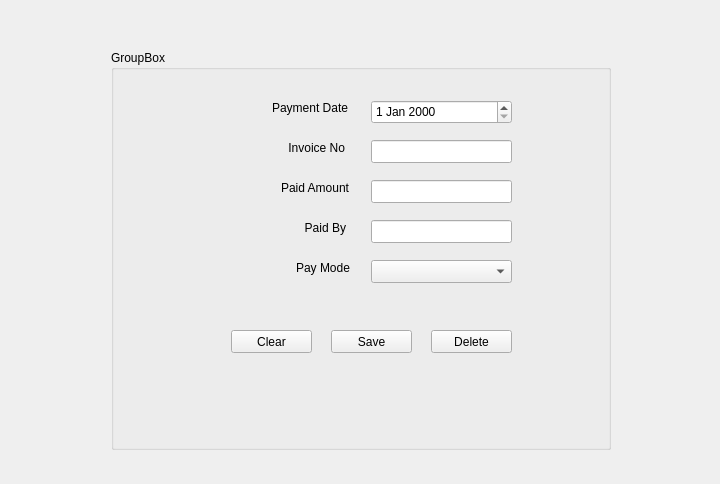
This is src/transactionform.ui in thamizha/angadi as Qt 5 draws it before an edit. The edited form follows.
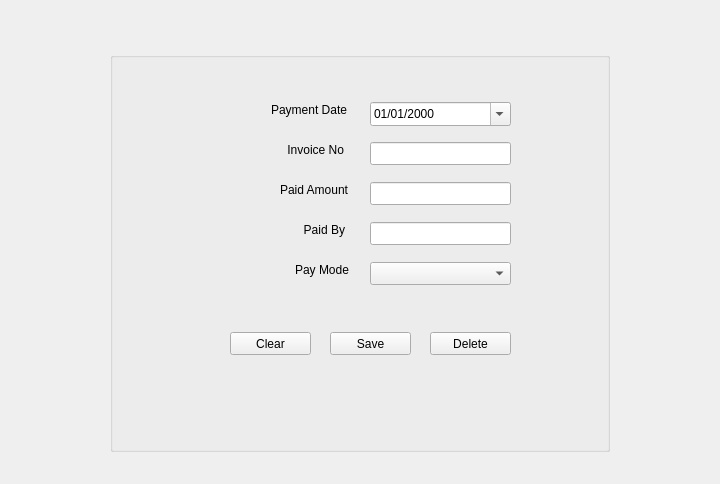
This is the edited form.

Commit message: bill and transaction ui modified and changes made to display correct date format

The edit to the form file:
```diff
--- a/src/transactionform.ui
+++ b/src/transactionform.ui
@@ -13,15 +13,8 @@
   <property name="windowTitle">
    <string>Form</string>
   </property>
-  <widget class="QWidget" name="horizontalLayoutWidget">
-   <property name="geometry">
-    <rect>
-     <x>10</x>
-     <y>10</y>
-     <width>701</width>
-     <height>461</height>
-    </rect>
-   </property>
+  <layout class="QHBoxLayout" name="horizontalLayout_2">
+   <item>
    <layout class="QHBoxLayout" name="horizontalLayout">
     <item>
      <spacer name="horizontalSpacer_2">
@@ -67,7 +60,7 @@
          </size>
         </property>
         <property name="title">
-         <string>GroupBox</string>
+          <string/>
         </property>
         <widget class="QPushButton" name="pushButtonDelete">
          <property name="geometry">
@@ -91,6 +84,12 @@
            <height>24</height>
           </rect>
          </property>
+          <property name="displayFormat">
+           <string>dd/MM/yyyy</string>
+          </property>
+          <property name="calendarPopup">
+           <bool>true</bool>
+          </property>
         </widget>
         <widget class="QPushButton" name="pushButtonSave">
          <property name="geometry">
@@ -269,7 +268,8 @@
      </spacer>
     </item>
    </layout>
-  </widget>
+   </item>
+  </layout>
  </widget>
  <resources/>
  <connections/>
```
Lines whose indentation alone changed are shown as unchanged. The commit also changes 10 other files.
